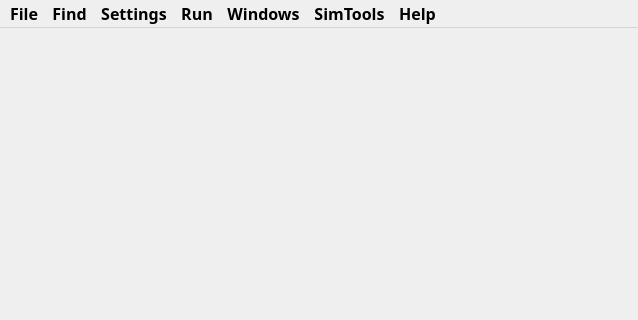
First picture: the form in epicpy/uifiles/mainui.ui, repository travisseymour/EPICpy, before the edit; both pictures show x 0 to 638 and y 0 to 320 of the 638 by 640 pixel window.
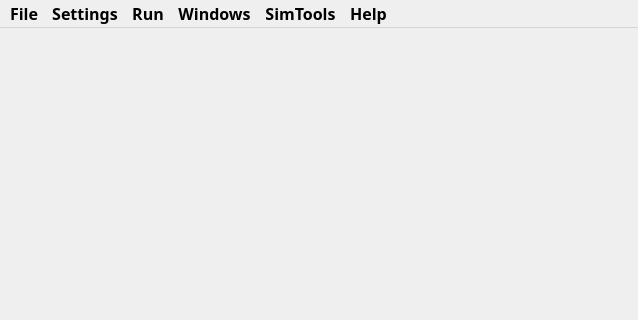
Second picture: the form after the edit.

Commit message: output window search key-combos working.

```diff
--- a/epicpy/uifiles/mainui.ui
+++ b/epicpy/uifiles/mainui.ui
@@ -36,7 +36,7 @@
      <x>0</x>
      <y>0</y>
      <width>638</width>
-     <height>34</height>
+     <height>27</height>
     </rect>
    </property>
    <property name="font">
@@ -158,21 +158,6 @@
     <addaction name="separator"/>
     <addaction name="actionReset_Layout"/>
    </widget>
-   <widget class="QMenu" name="menuSearch">
-    <property name="font">
-     <font>
-      <family>Fira Mono</family>
-      <pointsize>12</pointsize>
-      <bold>true</bold>
-     </font>
-    </property>
-    <property name="title">
-     <string>Find</string>
-    </property>
-    <addaction name="actionFind"/>
-    <addaction name="actionFindNext"/>
-    <addaction name="actionFindPrevious"/>
-   </widget>
    <widget class="QMenu" name="menuTools">
     <property name="enabled">
      <bool>true</bool>
@@ -186,7 +171,6 @@
     <addaction name="actionProcessGraphTool"/>
    </widget>
    <addaction name="menuFiles"/>
-   <addaction name="menuSearch"/>
    <addaction name="menuSettings"/>
    <addaction name="menuRun"/>
    <addaction name="menuWindows"/>
```
The commit also changes 6 other files.
